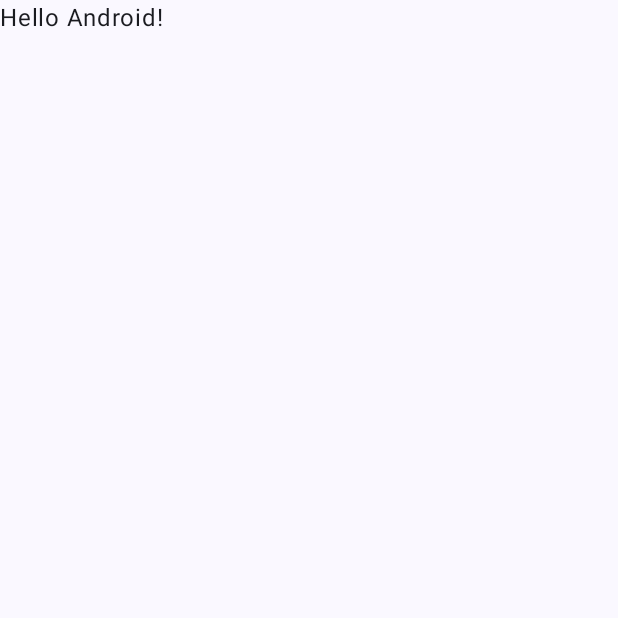
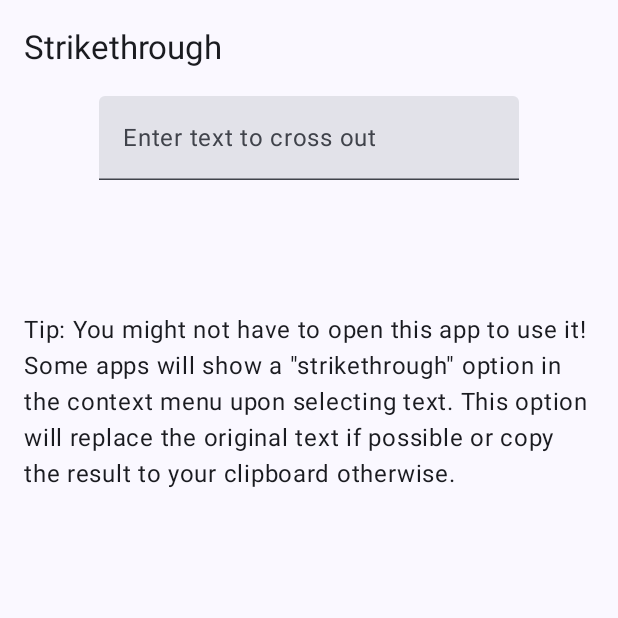
Before and after one commit to mileskrell/strikethrough, an Android app built with Jetpack Compose: the screen it shows after launch (MainActivity), on a phone screen of 412 x 824 dp, the top half of it. Before the commit the part shown is almost empty. Run offline under Robolectric (Android 15) with nearby library versions, the phone set to English and light mode, and no system bars.

Commit message:
Implement MainActivity and ProcessIntentActivity

```diff
--- a/app/src/main/java/com/mileskrell/strikethrough/MainActivity.kt
+++ b/app/src/main/java/com/mileskrell/strikethrough/MainActivity.kt
@@ -1,17 +1,47 @@
 package com.mileskrell.strikethrough
 
+import android.content.ClipData
+import android.os.Build
 import android.os.Bundle
 import androidx.activity.ComponentActivity
 import androidx.activity.compose.setContent
 import androidx.activity.enableEdgeToEdge
+import androidx.compose.foundation.layout.Column
 import androidx.compose.foundation.layout.fillMaxSize
+import androidx.compose.foundation.layout.imePadding
 import androidx.compose.foundation.layout.padding
+import androidx.compose.foundation.rememberScrollState
+import androidx.compose.foundation.verticalScroll
+import androidx.compose.material3.ExperimentalMaterial3Api
+import androidx.compose.material3.FloatingActionButton
+import androidx.compose.material3.Icon
 import androidx.compose.material3.Scaffold
+import androidx.compose.material3.SnackbarHost
+import androidx.compose.material3.SnackbarHostState
 import androidx.compose.material3.Text
+import androidx.compose.material3.TextField
+import androidx.compose.material3.TopAppBar
 import androidx.compose.runtime.Composable
+import androidx.compose.runtime.LaunchedEffect
+import androidx.compose.runtime.getValue
+import androidx.compose.runtime.mutableStateOf
+import androidx.compose.runtime.remember
+import androidx.compose.runtime.rememberCoroutineScope
+import androidx.compose.runtime.saveable.rememberSaveable
+import androidx.compose.runtime.setValue
+import androidx.compose.ui.Alignment
 import androidx.compose.ui.Modifier
+import androidx.compose.ui.focus.FocusRequester
+import androidx.compose.ui.focus.focusRequester
+import androidx.compose.ui.platform.ClipEntry
+import androidx.compose.ui.platform.LocalClipboardManager
+import androidx.compose.ui.platform.LocalContext
+import androidx.compose.ui.res.painterResource
+import androidx.compose.ui.res.stringResource
 import androidx.compose.ui.tooling.preview.Preview
+import androidx.compose.ui.unit.dp
 import com.mileskrell.strikethrough.ui.theme.StrikethroughTheme
+import kotlinx.coroutines.launch
 
 class MainActivity : ComponentActivity() {
     override fun onCreate(savedInstanceState: Bundle?) {
@@ -19,29 +49,79 @@ class MainActivity : ComponentActivity() {
         enableEdgeToEdge()
         setContent {
             StrikethroughTheme {
-                Scaffold(modifier = Modifier.fillMaxSize()) { innerPadding ->
-                    Greeting(
-                        name = "Android",
-                        modifier = Modifier.padding(innerPadding),
-                    )
-                }
+                MainActivityContent()
             }
         }
     }
 }
 
+@OptIn(ExperimentalMaterial3Api::class)
 @Composable
-fun Greeting(name: String, modifier: Modifier = Modifier) {
-    Text(
-        text = "Hello $name!",
-        modifier = modifier,
-    )
+private fun MainActivityContent() {
+    var input by rememberSaveable { mutableStateOf("") }
+    val processedText = strikeText(input)
+    val snackbarHostState = remember { SnackbarHostState() }
+    Scaffold(
+        modifier = Modifier.fillMaxSize(),
+        topBar = {
+            TopAppBar(title = { Text(stringResource(R.string.app_name)) })
+        },
+        snackbarHost = {
+            SnackbarHost(snackbarHostState)
+        },
+        floatingActionButton = {
+            if (input.isNotEmpty()) {
+                val context = LocalContext.current
+                val clipboardManager = LocalClipboardManager.current
+                val scope = rememberCoroutineScope()
+                FloatingActionButton(
+                    onClick = {
+                        val clip = ClipData.newPlainText(context.getString(R.string.clip_data_label), processedText)
+                        clipboardManager.setClip(ClipEntry(clip))
+                        if (Build.VERSION.SDK_INT <= Build.VERSION_CODES.S_V2) {
+                            scope.launch {
+                                snackbarHostState.showSnackbar(context.getString(R.string.copied_to_clipboard_confirmation))
+                            }
+                        }
+                    },
+                    modifier = Modifier.imePadding(),
+                ) {
+                    Icon(
+                        painter = painterResource(R.drawable.outline_content_copy_24),
+                        tint = null,
+                        contentDescription = stringResource(R.string.copy_to_clipboard_content_description),
+                    )
+                }
+            }
+        },
+    ) { innerPadding ->
+        Column(
+            modifier = Modifier.verticalScroll(rememberScrollState()).padding(innerPadding).padding(horizontal = 16.dp),
+            horizontalAlignment = Alignment.CenterHorizontally,
+        ) {
+            val focusRequester = remember { FocusRequester() }
+            LaunchedEffect(Unit) { focusRequester.requestFocus() }
+            TextField(
+                value = input,
+                onValueChange = { input = it },
+                modifier = Modifier.focusRequester(focusRequester),
+                placeholder = { Text(stringResource(R.string.text_field_placeholder)) },
+            )
+            Text(
+                text = processedText,
+                modifier = Modifier.padding(vertical = 32.dp),
+            )
+            Text(
+                text = stringResource(R.string.use_context_menu_suggestion),
+            )
+        }
+    }
 }
 
 @Preview(showBackground = true)
 @Composable
-fun GreetingPreview() {
+private fun MainActivityPreview() {
     StrikethroughTheme {
-        Greeting("Android")
+        MainActivityContent()
     }
 }
--- /dev/null
+++ b/app/src/main/java/com/mileskrell/strikethrough/StrikeText.kt
@@ -0,0 +1,8 @@
+package com.mileskrell.strikethrough
+
+internal fun strikeText(input: CharSequence) = buildString {
+    input.forEach {
+        append(it)
+        append('\u0336')
+    }
+}
--- /dev/null
+++ b/app/src/main/res/drawable/outline_content_copy_24.xml
@@ -0,0 +1,5 @@
+<vector xmlns:android="http://schemas.android.com/apk/res/android" android:autoMirrored="true" android:height="24dp" android:tint="#000000" android:viewportHeight="960" android:viewportWidth="960" android:width="24dp">
+
+    <path android:fillColor="@android:color/white" android:pathData="M360,720Q327,720 303.5,696.5Q280,673 280,640L280,160Q280,127 303.5,103.5Q327,80 360,80L720,80Q753,80 776.5,103.5Q800,127 800,160L800,640Q800,673 776.5,696.5Q753,720 720,720L360,720ZM360,640L720,640Q720,640 720,640Q720,640 720,640L720,160Q720,160 720,160Q720,160 720,160L360,160Q360,160 360,160Q360,160 360,160L360,640Q360,640 360,640Q360,640 360,640ZM200,880Q167,880 143.5,856.5Q120,833 120,800L120,240L200,240L200,800Q200,800 200,800Q200,800 200,800L640,800L640,880L200,880ZM360,640Q360,640 360,640Q360,640 360,640L360,160Q360,160 360,160Q360,160 360,160L360,160Q360,160 360,160Q360,160 360,160L360,640Q360,640 360,640Q360,640 360,640Z"/>
+
+</vector>
--- a/app/src/main/res/values/strings.xml
+++ b/app/src/main/res/values/strings.xml
@@ -1,3 +1,8 @@
 <resources>
     <string name="app_name">Strikethrough</string>
+    <string name="text_field_placeholder">Enter text to cross out</string>
+    <string name="copy_to_clipboard_content_description">Copy to clipboard</string>
+    <string name="copied_to_clipboard_confirmation">Copied to clipboard</string>
+    <string name="clip_data_label">crossed out text</string>
+    <string name="use_context_menu_suggestion">Tip: You might not have to open this app to use it! Some apps will show a \"strikethrough\" option in the context menu upon selecting text. This option will replace the original text if possible or copy the result to your clipboard otherwise.</string>
 </resources>
```
Also changed, not shown: app/src/main/AndroidManifest.xml (+10 -1 lines), app/src/main/java/com/mileskrell/strikethrough/ProcessIntentActivity.kt (added, +29 -0 lines), 1 other file.
